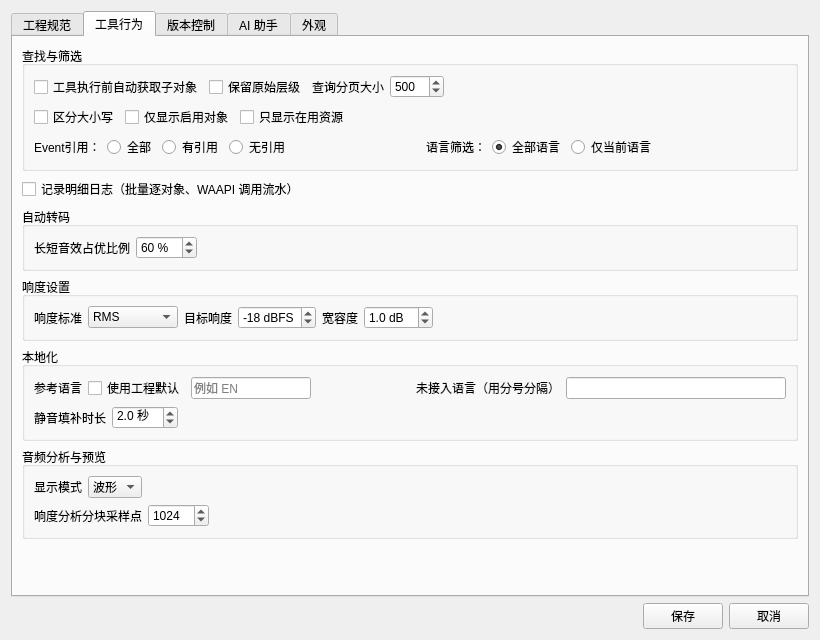
First picture: the form in ui/ProjectSettings.ui, repository victor647/WAAPI_Tools, before the edit.
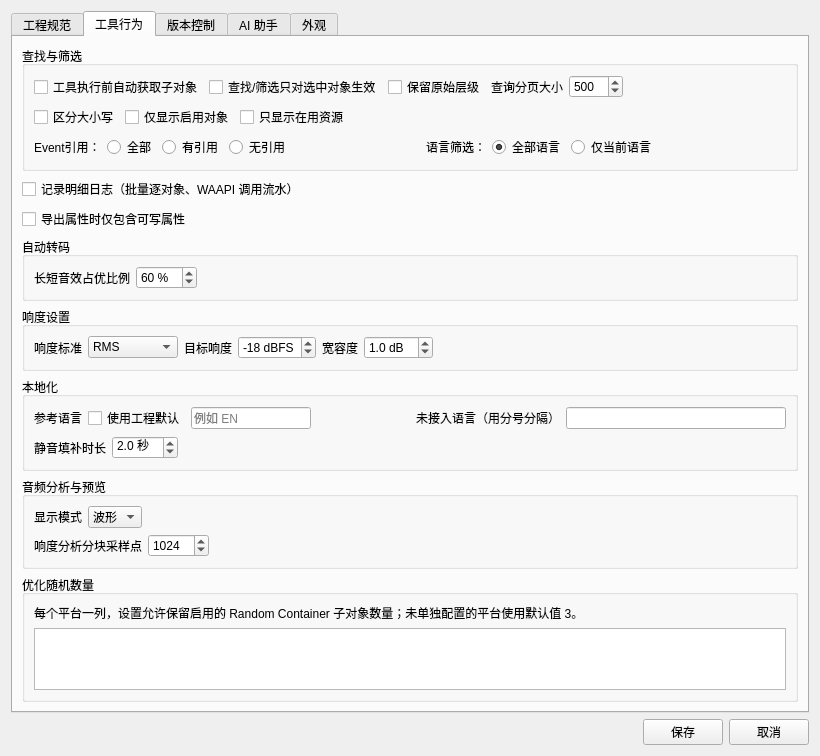
Second picture: the form after the edit. The open tabs and pages were chosen to show the change. Custom widgets are drawn as their Qt base class.

```diff
--- a/ui/ProjectSettings.ui
+++ b/ui/ProjectSettings.ui
@@ -353,6 +353,16 @@
          </property>
         </widget>
        </item>
+       <item>
+        <widget class="QCheckBox" name="cbxFindFilterCheckedOnly">
+         <property name="text">
+          <string>查找/筛选只对选中对象生效</string>
+         </property>
+         <property name="toolTip">
+          <string>勾选后，找父级/找子级/找引用/高级查找以及表格筛选只处理「选中」列勾选的行，未勾选的行原样保留并始终显示；取消勾选则对全部可见行生效。</string>
+         </property>
+        </widget>
+       </item>
              <item>
               <widget class="QCheckBox" name="cbxKeepSelf">
               <property name="text">
@@ -552,6 +562,16 @@
          </property>
         </widget>
        </item>
+       <item>
+        <widget class="QCheckBox" name="cbxDumpOnlyWritable">
+         <property name="toolTip">
+          <string>勾选时，「导出全部属性（JSON）」只写可写属性：跳过 id/name/path/children/descendants 等只读访问器，以及列表、无 id 的复合值；取消勾选则导出 schema 里的全部属性值。</string>
+         </property>
+         <property name="text">
+          <string>导出属性时仅包含可写属性</string>
+         </property>
+        </widget>
+       </item>
        <item>
         <widget class="QGroupBox" name="grpConversion">
          <property name="title">
@@ -931,6 +951,50 @@
          </layout>
         </widget>
        </item>
+       <item>
+        <widget class="QGroupBox" name="grpRandomCount">
+         <property name="title">
+          <string>优化随机数量</string>
+         </property>
+         <layout class="QVBoxLayout" name="randomCountLayout">
+          <item>
+           <widget class="QLabel" name="lblRandomCountHint">
+            <property name="text">
+             <string>每个平台一列，设置允许保留启用的 Random Container 子对象数量；未单独配置的平台使用默认值 3。</string>
+            </property>
+            <property name="wordWrap">
+             <bool>true</bool>
+            </property>
+           </widget>
+          </item>
+          <item>
+           <widget class="QTableWidget" name="tblRandomAllowedCounts">
+            <property name="maximumSize">
+             <size>
+              <width>16777215</width>
+              <height>80</height>
+             </size>
+            </property>
+            <property name="minimumSize">
+             <size>
+              <width>0</width>
+              <height>60</height>
+             </size>
+            </property>
+            <property name="alternatingRowColors">
+             <bool>true</bool>
+            </property>
+            <property name="selectionBehavior">
+             <enum>QAbstractItemView::SelectRows</enum>
+            </property>
+            <attribute name="verticalHeaderVisible">
+             <bool>false</bool>
+            </attribute>
+           </widget>
+          </item>
+         </layout>
+        </widget>
+       </item>
         <item>
          <spacer name="toolsSpacer">
           <property name="orientation">
```
Left out of the diff: 84 changed lines with no effect on the pictures.
